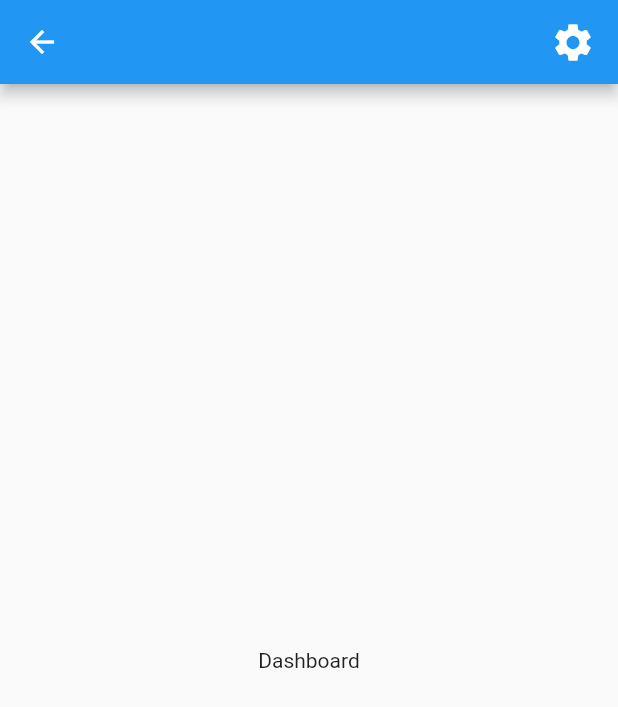
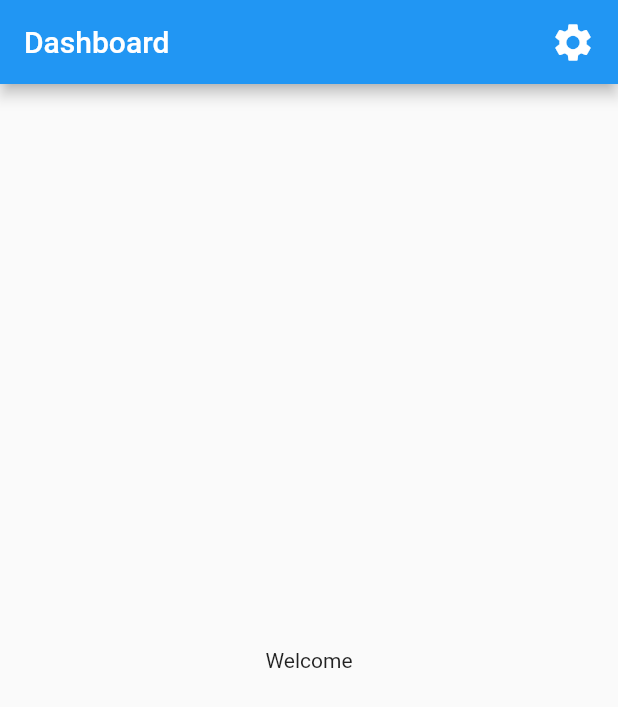
Before and after one commit to johndaves6240/mobileDevelopment_midtermTask, a Flutter app: the screen it shows after launch, after a tap on "Login", on a phone screen of 412 x 824 dp. Shown: the top 707 px of the screen. Run offline on Flutter 3.47's test engine with Material 2 defaults, Android fonts, the phone set to English and light mode, and no system bars.

Commit message:
new commit

```diff
--- a/lib/routes.dart
+++ b/lib/routes.dart
@@ -1,7 +1,5 @@
 // ignore: unused_import
 // ignore_for_file: avoid_web_libraries_in_flutter, unused_import, duplicate_ignore, prefer_const_constructors
-
-import 'dart:html';
 
 import 'package:flutter/cupertino.dart';
 import 'package:midterm_task/screens/DashboardScreen.dart';
@@ -11,7 +9,9 @@ import 'package:midterm_task/screens/SignupScreen.dart';
 
 final Map<String, WidgetBuilder> routes = {
   LoginScreen.routeName: (BuildContext context) => LoginScreen(),
-  DashboardScreen.routeName: (BuildContext context) => DashboardScreen(),
+  DashboardScreen.routeName: (BuildContext context) => DashboardScreen(
+        text: '',
+      ),
   Settings.routeName: (BuildContext context) => Settings(),
   SignupScreen.routeName: (BuildContext context) => SignupScreen()
 };
--- a/lib/screens/DashboardScreen.dart
+++ b/lib/screens/DashboardScreen.dart
@@ -1,22 +1,32 @@
 // ignore_for_file: file_names, must_be_immutable, prefer_typing_uninitialized_variables, prefer_const_constructors, duplicate_ignore
 
+import 'package:flutter/widgets.dart';
+import 'package:flutter/foundation.dart';
 import 'package:flutter/material.dart';
+import 'package:midterm_task/screens/LoginScreen.dart';
 
 import 'Settings.dart';
 
 class DashboardScreen extends StatefulWidget {
   static String routeName = "/dashboard";
-  var email;
-  DashboardScreen({Key? mykey, this.email}) : super(key: mykey);
+
+  const DashboardScreen({super.key, required this.text});
+  final String text;
+
   @override
-  State<DashboardScreen> createState() => _DashboardScreenState();
+  State<DashboardScreen> createState() => _DashboardScreenState(this.text);
 }
 
 class _DashboardScreenState extends State<DashboardScreen> {
+  final String text;
+  _DashboardScreenState(this.text);
+
   @override
   Widget build(BuildContext context) {
     return Scaffold(
       appBar: AppBar(
+        title: Text("Dashboard"),
+        automaticallyImplyLeading: false,
         actions: [
           GestureDetector(
             onTap: () {
@@ -29,9 +39,11 @@ class _DashboardScreenState extends State<DashboardScreen> {
           )
         ],
       ),
-      // ignore: prefer_const_constructors
       body: Center(
-        child: Text("Dashboard"),
+        child: Column(
+          mainAxisAlignment: MainAxisAlignment.center,
+          children: [Text("Welcome" + text.toString())],
+        ),
       ),
     );
   }
--- a/lib/screens/LoginScreen.dart
+++ b/lib/screens/LoginScreen.dart
@@ -1,6 +1,5 @@
-// ignore_for_file: file_names, prefer_typing_uninitialized_variables, avoid_unnecessary_containers, sized_box_for_whitespace
-
 import 'package:flutter/material.dart';
+import 'package:flutter/foundation.dart';
 import 'package:midterm_task/screens/DashboardScreen.dart';
 import 'package:midterm_task/screens/SignupScreen.dart';
 import 'package:midterm_task/widget/CustomTextField.dart';
@@ -10,17 +9,17 @@ import 'package:midterm_task/widget/SecondaryButton.dart';
 
 class LoginScreen extends StatefulWidget {
   static String routeName = "/login";
-  const LoginScreen({super.key});
 
   @override
-  State<LoginScreen> createState() => _LoginScreenState();
+  _LoginScreenState createState() {
+    return _LoginScreenState();
+  }
 }
 
 class _LoginScreenState extends State<LoginScreen> {
   final TextEditingController emailController = TextEditingController();
   final TextEditingController passwordController = TextEditingController();
   bool obscurePassword = true;
-  var email;
 
   @override
   Widget build(BuildContext context) {
@@ -52,16 +51,16 @@ class _LoginScreenState extends State<LoginScreen> {
                       height: 20.0,
                     ),
                     PrimaryButton(
-                      text: "Login",
-                      iconData: Icons.login,
-                      onPress: () {
-                        Navigator.push(
-                            context,
-                            MaterialPageRoute(
-                                builder: (context) => DashboardScreen(
-                                    email: emailController.text)));
-                      },
-                    ),
+                        text: "Login",
+                        iconData: Icons.login,
+                        onPress: () {
+                          Navigator.of(context).push(MaterialPageRoute(
+                            builder: (_) {
+                              return DashboardScreen(
+                                  text: emailController.text);
+                            },
+                          ));
+                        }),
                     const SizedBox(
                       height: 20.0,
                     ),
--- a/lib/screens/Settings.dart
+++ b/lib/screens/Settings.dart
@@ -16,6 +16,7 @@ class _SettingsState extends State<Settings> {
   Widget build(BuildContext context) {
     return Scaffold(
       appBar: AppBar(
+        title: Text("Settings"),
         actions: [
           GestureDetector(
             onTap: () {
--- a/lib/screens/SignupScreen.dart
+++ b/lib/screens/SignupScreen.dart
@@ -1,6 +1,4 @@
 // ignore_for_file: file_names, unused_import, use_key_in_widget_constructors, avoid_unnecessary_containers, sized_box_for_whitespace
-
-import 'dart:ui';
 
 import 'package:flutter/material.dart';
 import 'package:midterm_task/screens/LoginScreen.dart';
```
Also changed, not shown: 2 other files.
